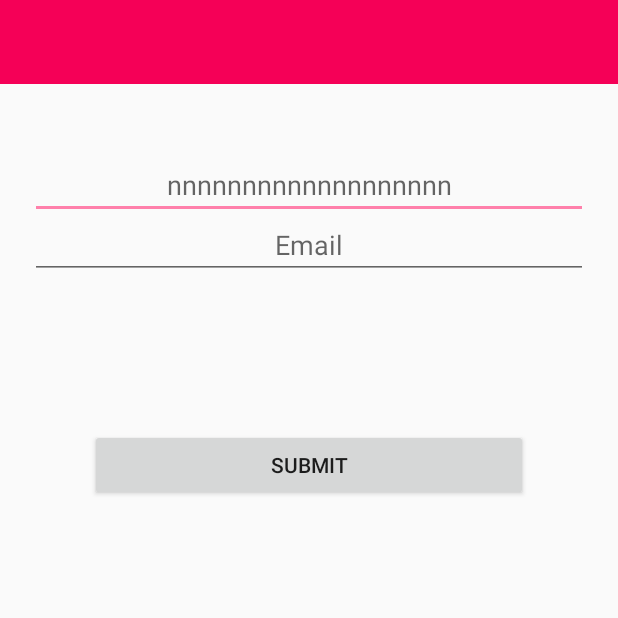
After one commit to pawankumarbaranwal/SplitTheBill, an Android app: the FriendHisaab screen opened directly, with no data from a screen before it, on a phone screen of 412 x 824 dp, the top half of it. The commit adds this screen. Run offline under Robolectric (Android 15) with nearby library versions, the phone set to English and light mode, and no system bars.

Commit message:
Friend Hisaab

```diff
--- a/app/src/main/java/pawan/example/com/splitthebill/activity/FragmentDrawer.java
+++ b/app/src/main/java/pawan/example/com/splitthebill/activity/FragmentDrawer.java
@@ -172,8 +172,6 @@ public class FragmentDrawer extends Fragment {
         public void onRequestDisallowInterceptTouchEvent(boolean disallowIntercept) {
 
         }
-
-
     }
 
     public interface FragmentDrawerListener {
--- /dev/null
+++ b/app/src/main/java/pawan/example/com/splitthebill/activity/FriendHisaab.java
@@ -0,0 +1,67 @@
+package pawan.example.com.splitthebill.activity;
+
+import android.app.Activity;
+import android.content.Context;
+import android.database.Cursor;
+import android.database.sqlite.SQLiteDatabase;
+import android.os.Bundle;
+import android.util.Log;
+import android.view.View;
+import android.widget.Button;
+import android.widget.EditText;
+import android.widget.Toast;
+
+public class FriendHisaab extends Activity implements View.OnClickListener{
+
+    EditText etFriendName;
+    EditText etFriendEmailId;
+    Button submit;
+    private SQLiteDatabase db;
+    private Cursor c;
+
+
+    @Override
+    public void onCreate(Bundle savedInstanceState) {
+        super.onCreate(savedInstanceState);
+        setContentView(R.layout.activity_friend_hisaab);
+        etFriendName=(EditText)findViewById(R.id.etName);
+        etFriendEmailId=(EditText)findViewById(R.id.etEmail);
+        submit=(Button)findViewById(R.id.btnSubmitFriendName);
+        createDatabase();
+        submit.setOnClickListener(this);
+
+    }
+
+    @Override
+    public void onClick(View v) {
+        if (v==submit) {
+            insertIntoDB();
+
+        }
+    }
+    protected void createDatabase(){
+        db=openOrCreateDatabase("SplitTheBill", Context.MODE_PRIVATE, null);
+        db.execSQL("CREATE TABLE IF NOT EXISTS FRIENDS (id INTEGER PRIMARY KEY AUTOINCREMENT NOT NULL, FriendName VARCHAR,FriendAddress VARCHAR);");
+    }
+    protected void insertIntoDB(){
+        String friendName = etFriendName.getText().toString();
+        String friendEmailId = etFriendEmailId.getText().toString();
+        if(friendName.equals("") || friendEmailId.equals("")){
+            Toast.makeText(getApplicationContext(), "Please fill all fields", Toast.LENGTH_LONG).show();
+        }
+        String query = "INSERT INTO FRIENDS (FriendName,FriendAddress) VALUES('"+friendName+"', '"+friendEmailId+"');";
+        db.execSQL(query);
+        Toast.makeText(getApplicationContext(),"Saved Successfully", Toast.LENGTH_LONG).show();
+
+        c = db.rawQuery("SELECT * FROM FRIENDS", null);
+        c.moveToFirst();
+        showRecords();
+    }
+    protected void showRecords() {
+        String id = c.getString(0);
+        String friendName = c.getString(1);
+        String friendEmailId= c.getString(2);
+        Log.i("Test",id+"\t"+friendName+"\t"+friendEmailId);
+    }
+
+}
--- a/app/src/main/java/pawan/example/com/splitthebill/activity/FriendsFragment.java
+++ b/app/src/main/java/pawan/example/com/splitthebill/activity/FriendsFragment.java
@@ -75,7 +75,7 @@ public class FriendsFragment extends Fragment implements View.OnClickListener {
         }
         setRecyclerViewLayoutManager(mCurrentLayoutManagerType);
 
-        mAdapter = new CustomAdapter(mDataset);
+        mAdapter = new CustomAdapter(mDataset,getActivity());
         // Set CustomAdapter as the adapter for RecyclerView.
         mRecyclerView.setAdapter(mAdapter);
         setRecyclerViewLayoutManager(LayoutManagerType.LINEAR_LAYOUT_MANAGER);
--- /dev/null
+++ b/app/src/main/res/layout/activity_friend_hisaab.xml
@@ -0,0 +1,49 @@
+<LinearLayout xmlns:android="http://schemas.android.com/apk/res/android"
+    xmlns:app="http://schemas.android.com/apk/res-auto"
+    xmlns:tools="http://schemas.android.com/tools"
+    android:layout_width="match_parent"
+    android:layout_height="match_parent"
+    android:orientation="vertical">
+
+    <LinearLayout
+        android:id="@+id/container_toolbar"
+        android:layout_width="match_parent"
+        android:layout_height="wrap_content"
+        android:orientation="vertical">
+
+        <include
+            android:id="@+id/toolbar"
+            layout="@layout/toolbar" />
+    </LinearLayout>
+
+    <LinearLayout
+        android:layout_width="match_parent"
+        android:layout_height="wrap_content"
+        android:layout_margin="20dp"
+        android:orientation="vertical">
+
+        <EditText
+            android:id="@+id/etName"
+            android:layout_width="match_parent"
+            android:layout_height="40dp"
+            android:layout_marginTop="30dp"
+            android:gravity="center"
+            android:hint="nnnnnnnnnnnnnnnnnnn" />
+
+        <EditText
+            android:id="@+id/etEmail"
+            android:layout_width="match_parent"
+            android:layout_height="40dp"
+            android:gravity="center"
+            android:hint="@string/et_email" />
+
+        <Button
+            android:id="@+id/btnSubmitFriendName"
+            android:layout_width="match_parent"
+            android:layout_height="wrap_content"
+            android:layout_marginLeft="40dp"
+            android:layout_marginRight="40dp"
+            android:layout_marginTop="100dp"
+            android:text="@string/btn_submit" />
+    </LinearLayout>
+</LinearLayout>
```
Also changed, not shown: app/src/main/AndroidManifest.xml (+10 -0 lines), app/src/main/java/pawan/example/com/splitthebill/activity/CustomAdapter.java (+18 -4 lines), app/src/main/res/layout/text_row_item.xml (+13 -7 lines), 1 other file.
